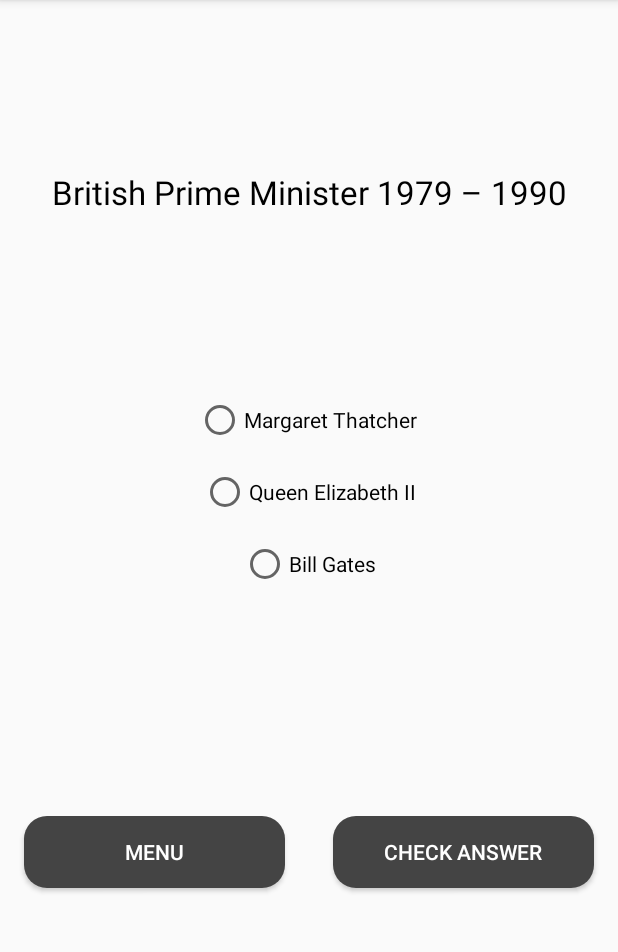
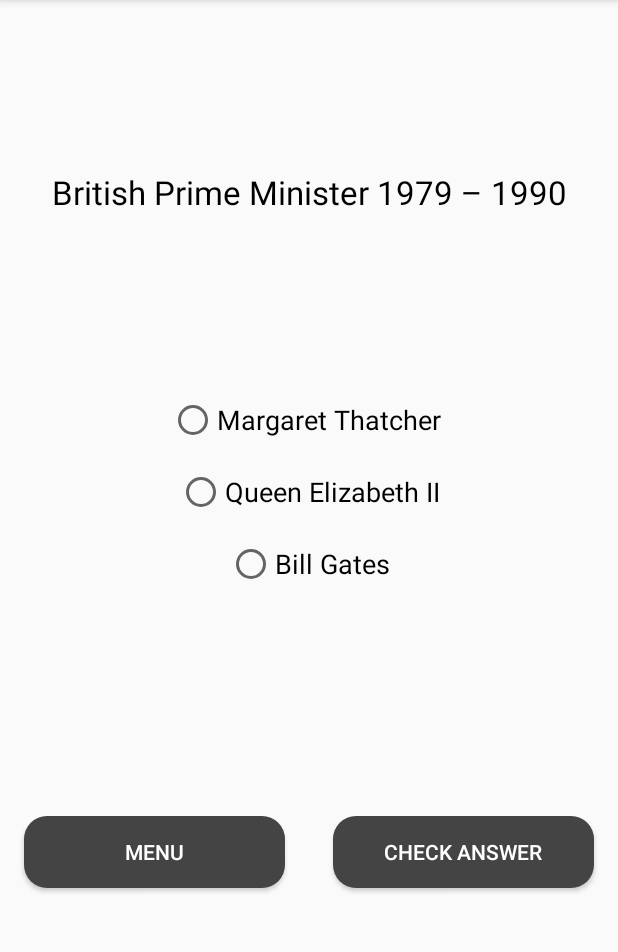
Before and after one commit to MaciejCmiel/Quiz-App, an Android app: the SingleChoiceActivity screen opened directly, with no data from a screen before it, on a phone screen of 412 x 824 dp, the part 84-1036 px from its top. Run offline under Robolectric (Android 15) with nearby library versions, the phone set to English and light mode, and no system bars.

Commit message:
Change font size of answers

```diff
--- a/app/src/main/res/layout/activity_quiz.xml
+++ b/app/src/main/res/layout/activity_quiz.xml
@@ -31,6 +31,8 @@
                 android:id="@+id/first_answer"
                 android:layout_width="wrap_content"
                 android:layout_height="wrap_content"
+                android:textAppearance="?android:textAppearanceMedium"
+
                 android:layout_gravity="center"
                 android:layout_margin="8dp" />
 
@@ -38,6 +40,8 @@
                 android:id="@+id/second_answer"
                 android:layout_width="wrap_content"
                 android:layout_height="wrap_content"
+                android:textAppearance="?android:textAppearanceMedium"
+
                 android:layout_gravity="center"
                 android:layout_margin="8dp" />
 
@@ -45,6 +49,8 @@
                 android:id="@+id/third_answer"
                 android:layout_width="wrap_content"
                 android:layout_height="wrap_content"
+                android:textAppearance="?android:textAppearanceMedium"
+
                 android:layout_gravity="center"
                 android:layout_margin="8dp" />
 
@@ -63,12 +69,14 @@
                 android:layout_gravity="center"
                 android:layout_margin="8dp"
                 android:onClick="checkButton"
+                android:textAppearance="?android:textAppearanceMedium"
                 android:text="@string/tekst_true" />
 
             <RadioButton
                 android:id="@+id/radio_button_false"
                 android:layout_width="wrap_content"
                 android:layout_height="wrap_content"
+                android:textAppearance="?android:textAppearanceMedium"
                 android:layout_gravity="center"
                 android:layout_margin="8dp"
                 android:onClick="checkButton"
```
